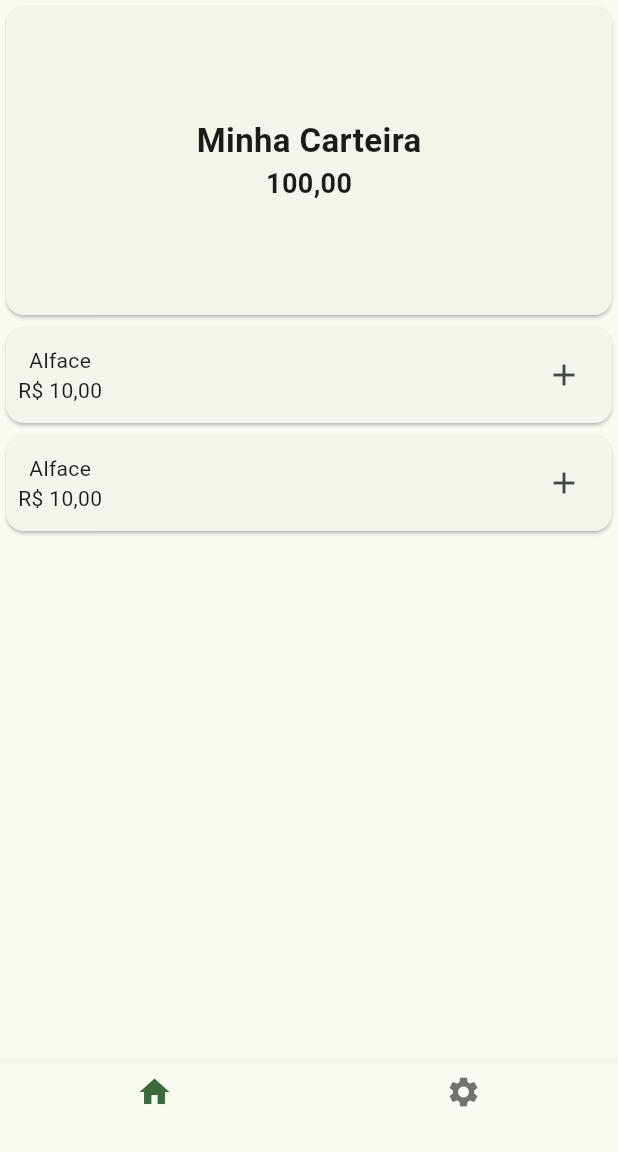
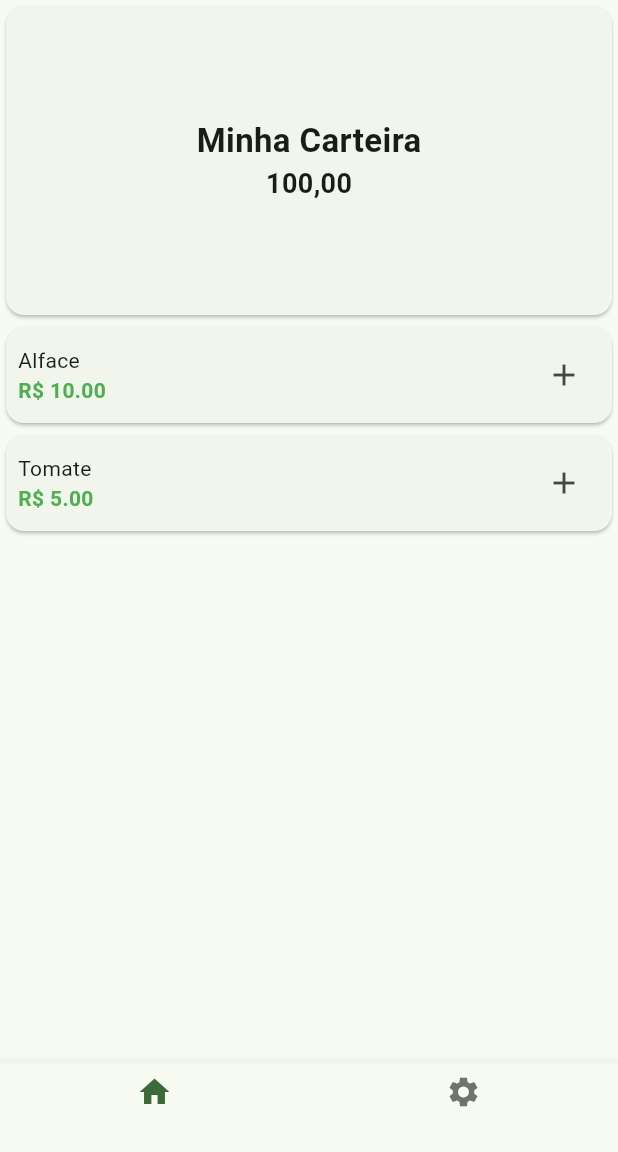
Before and after one commit to Flutters-Vilani/moeda_verde, a Flutter app: the Home screen opened directly, on a phone screen of 412 x 824 dp, the part 84-1236 px from its top. Run offline on Flutter 3.47's test engine with Material 3 defaults, Android fonts, the light colour scheme and no system bars; our stand-ins replace nb_utils.

Commit message:
introducao de products e ajuste no modal de finalizaar compras

```diff
--- a/lib/main.dart
+++ b/lib/main.dart
@@ -25,7 +25,7 @@ class MyApp extends StatelessWidget {
           colorScheme: ColorScheme.fromSeed(seedColor: Colors.green),
           useMaterial3: true,
         ),
-        home: AdmScreen() // Login(),
+        home: Login() // Login(), AdmScreen
         );
   }
 }
--- a/lib/views/home/home.dart
+++ b/lib/views/home/home.dart
@@ -1,3 +1,5 @@
+import 'dart:convert';
+
 import 'package:flutter/material.dart';
 import 'package:nb_utils/nb_utils.dart';
 
@@ -9,7 +11,32 @@ class Home extends StatefulWidget {
 }
 
 class _HomeState extends State<Home> {
+  dynamic products = """
+[
+  {
+    "id": 1,
+    "name": "Alface",
+    "price": 10.00,
+    "image": "https://example.com/alface.png"
+  },
+  {
+    "id": 2,
+    "name": "Tomate",
+    "price": 5.00,
+    "image": "https://example.com/tomate.png"
+  }
+]
+""";
+
   List cart = [];
+
+  @override
+  void initState() {
+    products = jsonDecode(products);
+
+    // TODO: implement initState
+    super.initState();
+  }
 
   @override
   Widget build(BuildContext context) {
@@ -31,6 +58,8 @@ class _HomeState extends State<Home> {
                   ],
                 ),
                 builder: (p0) {
+                  return StatefulBuilder(
+                    builder: (context, setStateDialog) {
                       return SizedBox(
                         height: 450,
                         child: Column(
@@ -41,9 +70,45 @@ class _HomeState extends State<Home> {
                               child: ListView.builder(
                                 shrinkWrap: true,
                                 padding: const EdgeInsets.only(bottom: 20),
-                            itemCount: 2,
+                                itemCount: cart.length,
                                 itemBuilder: (context, index) {
-                              return Text("Teste");
+                                  return Row(
+                                    mainAxisAlignment:
+                                        MainAxisAlignment.spaceBetween,
+                                    children: [
+                                      Expanded(
+                                        child: Card(
+                                          child: Padding(
+                                            padding: const EdgeInsets.all(8.0),
+                                            child: Row(
+                                              mainAxisAlignment:
+                                                  MainAxisAlignment
+                                                      .spaceBetween,
+                                              children: [
+                                                Text(cart[index]['name']
+                                                    .toString()),
+                                                Text(
+                                                    "R\$ ${cart[index]['price'].toString()},00"),
+                                              ],
+                                            ),
+                                          ),
+                                        ),
+                                      ),
+                                      IconButton(
+                                          onPressed: () {
+                                            setState(() {
+                                              cart.removeAt(index);
+                                            });
+                                            setStateDialog(() {});
+
+                                            if (cart.isEmpty) {
+                                              finish(context);
+                                            }
+                                          },
+                                          icon:
+                                              Icon(Icons.remove_circle_outline))
+                                    ],
+                                  );
                                 },
                               ),
                             ),
@@ -92,6 +157,8 @@ class _HomeState extends State<Home> {
                             )
                           ],
                         ),
+                      );
+                    },
                   );
                 },
               );
@@ -148,7 +215,7 @@ class _HomeState extends State<Home> {
             ),
           ),
           ListView.builder(
-            itemCount: 2,
+            itemCount: products.length,
             shrinkWrap: true,
             itemBuilder: (ctx, index) {
               return Card(
@@ -159,15 +226,22 @@ class _HomeState extends State<Home> {
                     children: [
                       // imagem
                       Column(
+                        crossAxisAlignment: CrossAxisAlignment.start,
                         children: [
-                          Text("Alface"),
-                          Text("R\$ 10,00"),
+                          Text(products[index]['name']),
+                          Text(
+                            "R\$ ${products[index]['price'].toStringAsFixed(2)}",
+                            style: TextStyle(
+                              fontWeight: FontWeight.bold,
+                              color: Colors.green,
+                            ),
+                          ),
                         ],
                       ),
                       IconButton(
                         onPressed: () {
                           setState(() {
-                            cart.add(index);
+                            cart.add(products[index]);
                           });
                         },
                         icon: Icon(Icons.add_outlined),
```
Also changed, not shown: pubspec.lock, 3 other files. Lines whose indentation alone changed are shown as unchanged.
